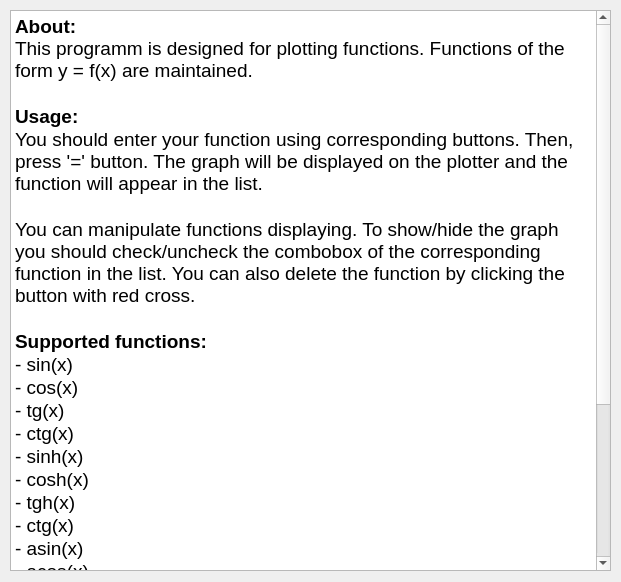
Qt form src/Controller/aboutdeveloper.ui (SerpentDragon/GraphBuilder-Qt) before a commit.
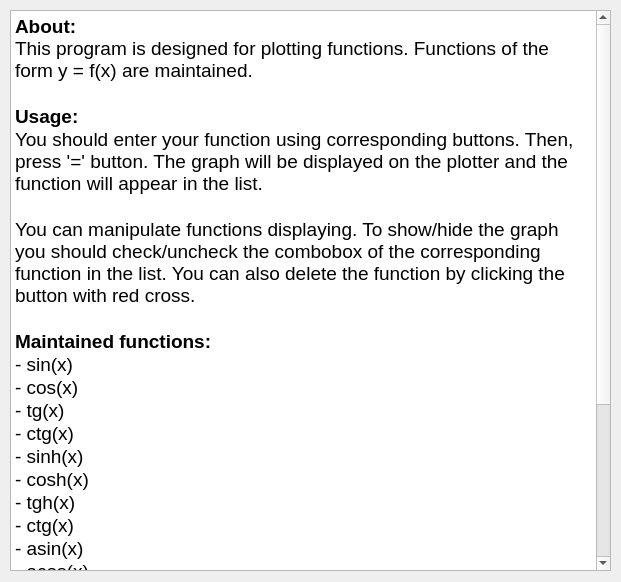
The same form after that commit.

The edit to the form file:
```diff
--- a/src/Controller/aboutdeveloper.ui
+++ b/src/Controller/aboutdeveloper.ui
@@ -33,14 +33,14 @@
 li.unchecked::marker { content: &quot;\2610&quot;; }
 li.checked::marker { content: &quot;\2612&quot;; }
 &lt;/style&gt;&lt;/head&gt;&lt;body style=&quot; font-family:'Ubuntu Sans'; font-size:11pt; font-weight:400; font-style:normal;&quot;&gt;
-&lt;p style=&quot; margin-top:0px; margin-bottom:0px; margin-left:0px; margin-right:0px; -qt-block-indent:0; text-indent:0px;&quot;&gt;&lt;span style=&quot; font-size:14pt; font-weight:700;&quot;&gt;About:&lt;/span&gt;&lt;span style=&quot; font-size:14pt;&quot;&gt;&lt;br /&gt;This programm is designed for plotting functions. Functions of the form y = f(x) are maintained.&lt;/span&gt;&lt;/p&gt;
+&lt;p style=&quot; margin-top:0px; margin-bottom:0px; margin-left:0px; margin-right:0px; -qt-block-indent:0; text-indent:0px;&quot;&gt;&lt;span style=&quot; font-size:14pt; font-weight:700;&quot;&gt;About:&lt;/span&gt;&lt;span style=&quot; font-size:14pt;&quot;&gt;&lt;br /&gt;This program is designed for plotting functions. Functions of the form y = f(x) are maintained.&lt;/span&gt;&lt;/p&gt;
 &lt;p style=&quot;-qt-paragraph-type:empty; margin-top:0px; margin-bottom:0px; margin-left:0px; margin-right:0px; -qt-block-indent:0; text-indent:0px; font-size:14pt;&quot;&gt;&lt;br /&gt;&lt;/p&gt;
 &lt;p style=&quot; margin-top:0px; margin-bottom:0px; margin-left:0px; margin-right:0px; -qt-block-indent:0; text-indent:0px;&quot;&gt;&lt;span style=&quot; font-size:14pt; font-weight:700;&quot;&gt;Usage:&lt;/span&gt;&lt;/p&gt;
 &lt;p style=&quot; margin-top:0px; margin-bottom:0px; margin-left:0px; margin-right:0px; -qt-block-indent:0; text-indent:0px;&quot;&gt;&lt;span style=&quot; font-size:14pt;&quot;&gt;You should enter your function using corresponding buttons. Then, press '=' button. The graph will be displayed on the plotter and the function will appear in the list.&lt;/span&gt;&lt;/p&gt;
 &lt;p style=&quot;-qt-paragraph-type:empty; margin-top:0px; margin-bottom:0px; margin-left:0px; margin-right:0px; -qt-block-indent:0; text-indent:0px; font-size:14pt;&quot;&gt;&lt;br /&gt;&lt;/p&gt;
 &lt;p style=&quot; margin-top:0px; margin-bottom:0px; margin-left:0px; margin-right:0px; -qt-block-indent:0; text-indent:0px;&quot;&gt;&lt;span style=&quot; font-size:14pt;&quot;&gt;You can manipulate functions displaying. To show/hide the graph you should check/uncheck the combobox of the corresponding function in the list. You can also delete the function by clicking the button with red cross.&lt;/span&gt;&lt;/p&gt;
 &lt;p style=&quot;-qt-paragraph-type:empty; margin-top:0px; margin-bottom:0px; margin-left:0px; margin-right:0px; -qt-block-indent:0; text-indent:0px; font-size:14pt;&quot;&gt;&lt;br /&gt;&lt;/p&gt;
-&lt;p style=&quot; margin-top:0px; margin-bottom:0px; margin-left:0px; margin-right:0px; -qt-block-indent:0; text-indent:0px;&quot;&gt;&lt;span style=&quot; font-size:14pt; font-weight:700;&quot;&gt;Supported functions:&lt;/span&gt;&lt;/p&gt;
+&lt;p style=&quot; margin-top:0px; margin-bottom:0px; margin-left:0px; margin-right:0px; -qt-block-indent:0; text-indent:0px;&quot;&gt;&lt;span style=&quot; font-size:14pt; font-weight:700;&quot;&gt;Maintained functions:&lt;/span&gt;&lt;/p&gt;
 &lt;p style=&quot; margin-top:0px; margin-bottom:0px; margin-left:0px; margin-right:0px; -qt-block-indent:0; text-indent:0px;&quot;&gt;&lt;span style=&quot; font-size:14pt;&quot;&gt;- sin(x)&lt;/span&gt;&lt;/p&gt;
 &lt;p style=&quot; margin-top:0px; margin-bottom:0px; margin-left:0px; margin-right:0px; -qt-block-indent:0; text-indent:0px;&quot;&gt;&lt;span style=&quot; font-size:14pt;&quot;&gt;- cos(x)&lt;/span&gt;&lt;/p&gt;
 &lt;p style=&quot; margin-top:0px; margin-bottom:0px; margin-left:0px; margin-right:0px; -qt-block-indent:0; text-indent:0px;&quot;&gt;&lt;span style=&quot; font-size:14pt;&quot;&gt;- tg(x)&lt;/span&gt;&lt;/p&gt;
```
